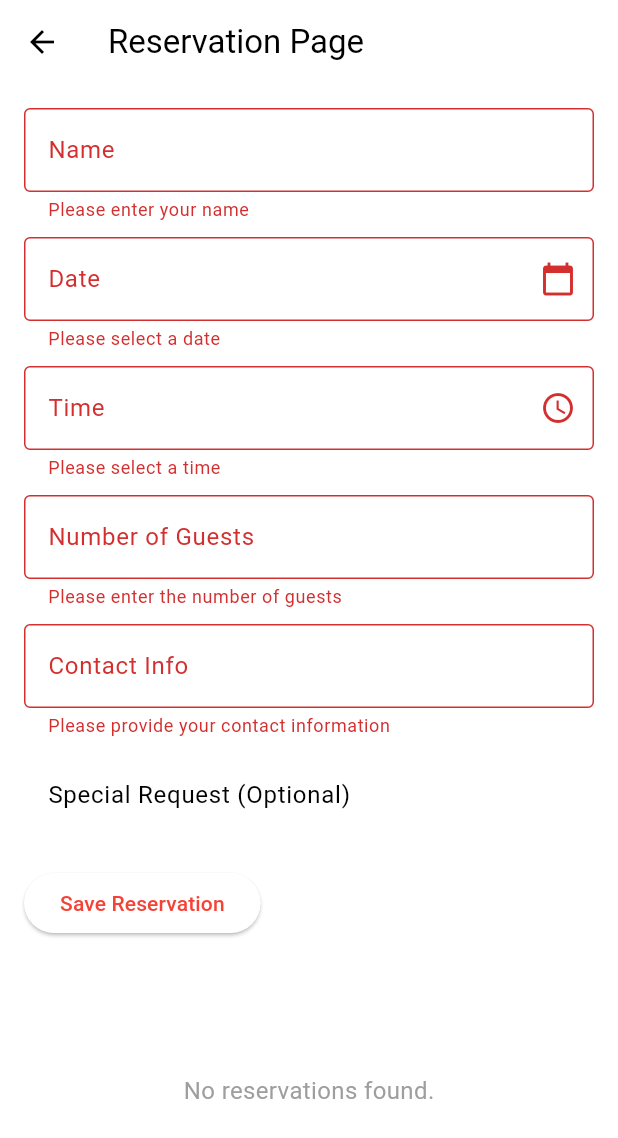
After one commit to PBP-E03/TK-PAS-E03, a Flutter app: the ReservationPage screen opened directly, after a tap on "Save Reservation", on a phone screen of 412 x 824 dp. The commit adds this screen. Shown: the top 1138 px of the screen. Run offline on Flutter 3.47's test engine with Material 3 defaults, Android fonts, the phone set to English and light mode, and no system bars; missing offline and left inert: pbp_django_auth.

Commit message:
reservation form

```diff
--- a/lib/reservasion/models/reservasion.dart
+++ b/lib/reservasion/models/reservasion.dart
@@ -0,0 +1,79 @@
+import 'dart:convert';
+
+// Function to parse reservation list from JSON string
+List<Reservation> reservationFromJson(String str) =>
+    List<Reservation>.from(json.decode(str).map((x) => Reservation.fromJson(x)));
+
+// Function to encode reservation list to JSON string
+String reservationToJson(List<Reservation> data) =>
+    json.encode(List<dynamic>.from(data.map((x) => x.toJson())));
+
+// Main Reservation class
+class Reservation {
+  String model;
+  int pk;
+  ReservationFields fields;
+
+  Reservation({
+    required this.model,
+    required this.pk,
+    required this.fields,
+  });
+
+  factory Reservation.fromJson(Map<String, dynamic> json) => Reservation(
+        model: json["model"] as String,
+        pk: json["pk"] as int,
+        fields: ReservationFields.fromJson(json["fields"]),
+      );
+
+  Map<String, dynamic> toJson() => {
+        "model": model,
+        "pk": pk,
+        "fields": fields.toJson(),
+      };
+}
+
+class ReservationFields {
+  String name;
+  String date;
+  String time;
+  int numberOfGuests;
+  String contactInfo;
+  String specialRequest;
+  ReservationStatus status;
+
+  ReservationFields({
+    required this.name,
+    required this.date,
+    required this.time,
+    required this.numberOfGuests,
+    required this.contactInfo,
+    required this.specialRequest,
+    required this.status,
+  });
+
+  factory ReservationFields.fromJson(Map<String, dynamic> json) => ReservationFields(
+        name: json["name"],
+        date: json["date"],
+        time: json["time"],
+        numberOfGuests: json["number_of_guests"],
+        contactInfo: json["contact_info"],
+        specialRequest: json["special_request"],
+        status: ReservationStatus.values.firstWhere(
+          (e) => e.name == json["status"],
+          orElse: () => ReservationStatus.active, // Default to 'active'
+        ),
+      );
+
+  Map<String, dynamic> toJson() => {
+        "name": name,
+        "date": date,
+        "time": time,
+        "number_of_guests": numberOfGuests,
+        "contact_info": contactInfo,
+        "special_request": specialRequest,
+        "status": status.name,
+      };
+}
+
+enum ReservationStatus { active, completed }
--- /dev/null
+++ b/lib/reservasion/widgets/reservation_page.dart
@@ -0,0 +1,343 @@
+import 'package:flutter/material.dart';
+
+class ReservationPage extends StatefulWidget {
+  @override
+  _ReservationPageState createState() => _ReservationPageState();
+}
+
+class _ReservationPageState extends State<ReservationPage> {
+  final GlobalKey<FormState> _formKey = GlobalKey<FormState>();
+  final TextEditingController _nameController = TextEditingController();
+  final TextEditingController _dateController = TextEditingController();
+  final TextEditingController _timeController = TextEditingController();
+  final TextEditingController _guestsController = TextEditingController();
+  final TextEditingController _contactInfoController = TextEditingController();
+  final TextEditingController _specialRequestController = TextEditingController();
+
+  List<Map<String, String>> reservations = [];
+  int? _editingIndex;
+
+  // Function to check if there is an active reservation
+  bool get hasActiveReservation {
+    return reservations.any((reservation) => reservation["status"] == "active");
+  }
+
+  Future<void> _selectDate(BuildContext context) async {
+    final DateTime? pickedDate = await showDatePicker(
+      context: context,
+      initialDate: DateTime.now(),
+      firstDate: DateTime(2020),
+      lastDate: DateTime(2100),
+    );
+    if (pickedDate != null) {
+      setState(() {
+        String formattedDate =
+            '${pickedDate.day.toString().padLeft(2, '0')}-${pickedDate.month.toString().padLeft(2, '0')}-${pickedDate.year}';
+        _dateController.text = formattedDate;
+      });
+    }
+  }
+
+  Future<void> _selectTime(BuildContext context) async {
+    final TimeOfDay? pickedTime = await showTimePicker(
+      context: context,
+      initialTime: TimeOfDay.now(),
+    );
+    if (pickedTime != null) {
+      setState(() {
+        String formattedTime =
+            '${pickedTime.hour.toString().padLeft(2, '0')}:${pickedTime.minute.toString().padLeft(2, '0')}';
+        _timeController.text = formattedTime;
+      });
+    }
+  }
+
+  void _saveReservation() {
+    if (_formKey.currentState!.validate()) {
+      if (hasActiveReservation && _editingIndex == null) {
+        // If there's an active reservation, show a warning message
+        ScaffoldMessenger.of(context).showSnackBar(
+          SnackBar(
+            content: Text("You already have an active reservation! Please complete it first."),
+            backgroundColor: Colors.red,
+          ),
+        );
+        return;
+      }
+
+      setState(() {
+        if (_editingIndex != null) {
+          // If we're editing an existing reservation, update it
+          reservations[_editingIndex!] = {
+            "name": _nameController.text,
+            "date": _dateController.text,
+            "time": _timeController.text,
+            "guests": _guestsController.text,
+            "contactInfo": _contactInfoController.text,
+            "specialRequest": _specialRequestController.text,
+            "status": "active", // Keep the status as active for editing
+          };
+        } else {
+          // Otherwise, add a new reservation
+          reservations.add({
+            "name": _nameController.text,
+            "date": _dateController.text,
+            "time": _timeController.text,
+            "guests": _guestsController.text,
+            "contactInfo": _contactInfoController.text,
+            "specialRequest": _specialRequestController.text,
+            "status": "active", // New reservation is active
+          });
+        }
+      });
+
+      _clearForm();
+      ScaffoldMessenger.of(context).showSnackBar(
+        SnackBar(
+          content: Text(_editingIndex == null ? "Reservation saved successfully!" : "Reservation updated successfully!"),
+          backgroundColor: Colors.green,
+        ),
+      );
+    }
+  }
+
+  void _clearForm() {
+    _nameController.clear();
+    _dateController.clear();
+    _timeController.clear();
+    _guestsController.clear();
+    _contactInfoController.clear();
+    _specialRequestController.clear();
+    setState(() {
+      _editingIndex = null;
+    });
+  }
+
+  void _completeReservation(int index) {
+    setState(() {
+      reservations[index]["status"] = "completed"; // Change the status to 'completed'
+    });
+    ScaffoldMessenger.of(context).showSnackBar(
+      SnackBar(
+        content: Text("Reservation completed!"),
+        backgroundColor: Colors.blue,
+      ),
+    );
+  }
+
+  void _deleteReservation(int index) {
+    setState(() {
+      reservations.removeAt(index);
+    });
+    ScaffoldMessenger.of(context).showSnackBar(
+      SnackBar(
+        content: Text("Reservation deleted!"),
+        backgroundColor: Colors.red,
+      ),
+    );
+  }
+
+  void _editReservation(int index) {
+    setState(() {
+      _editingIndex = index;
+      final reservation = reservations[index];
+      _nameController.text = reservation["name"]!;
+      _dateController.text = reservation["date"]!;
+      _timeController.text = reservation["time"]!;
+      _guestsController.text = reservation["guests"]!;
+      _contactInfoController.text = reservation["contactInfo"]!;
+      _specialRequestController.text = reservation["specialRequest"]!;
+    });
+  }
+
+  @override
+  void dispose() {
+    _nameController.dispose();
+    _dateController.dispose();
+    _timeController.dispose();
+    _guestsController.dispose();
+    _contactInfoController.dispose();
+    _specialRequestController.dispose();
+    super.dispose();
+  }
+
+  @override
+  Widget build(BuildContext context) {
+    return Scaffold(
+      appBar: AppBar(
+        title: Text('Reservation Page'),
+      ),
+      body: Padding(
+        padding: const EdgeInsets.all(16.0),
+        child: Column(
+          children: [
+            Form(
+              key: _formKey,
+              child: Column(
+                crossAxisAlignment: CrossAxisAlignment.start,
+                children: [
+                  TextFormField(
+                    controller: _nameController,
+                    decoration: InputDecoration(
+                      labelText: 'Name',
+                      border: OutlineInputBorder(),
+                    ),
+                    validator: (value) {
+                      if (value == null || value.isEmpty) {
+                        return 'Please enter your name';
+                      }
+                      return null;
+                    },
+                  ),
+                  SizedBox(height: 10),
+                  TextFormField(
+                    controller: _dateController,
+                    decoration: InputDecoration(
+                      labelText: 'Date',
+                      hintText: 'Select a date',
+                      border: OutlineInputBorder(),
+                      suffixIcon: IconButton(
+                        icon: Icon(Icons.calendar_today),
+                        onPressed: () => _selectDate(context),
+                      ),
+                    ),
+                    readOnly: true,
+                    validator: (value) {
+                      if (value == null || value.isEmpty) {
+                        return 'Please select a date';
+                      }
+                      return null;
+                    },
+                  ),
+                  SizedBox(height: 10),
+                  TextFormField(
+                    controller: _timeController,
+                    decoration: InputDecoration(
+                      labelText: 'Time',
+                      hintText: 'Select a time',
+                      border: OutlineInputBorder(),
+                      suffixIcon: IconButton(
+                        icon: Icon(Icons.access_time),
+                        onPressed: () => _selectTime(context),
+                      ),
+                    ),
+                    readOnly: true,
+                    validator: (value) {
+                      if (value == null || value.isEmpty) {
+                        return 'Please select a time';
+                      }
+                      return null;
+                    },
+                  ),
+                  SizedBox(height: 10),
+                  TextFormField(
+                    controller: _guestsController,
+                    decoration: InputDecoration(
+                      labelText: 'Number of Guests',
+                      border: OutlineInputBorder(),
+                    ),
+                    keyboardType: TextInputType.number,
+                    validator: (value) {
+                      if (value == null || value.isEmpty) {
+                        return 'Please enter the number of guests';
+                      } else if (int.tryParse(value) == null || int.parse(value) <= 0) {
+                        return 'Please enter a valid number of guests';
+                      }
+                      return null;
+                    },
+                  ),
+                  SizedBox(height: 10),
+                  TextFormField(
+                    controller: _contactInfoController,
+                    decoration: InputDecoration(
+                      labelText: 'Contact Info',
+                      border: OutlineInputBorder(),
+                    ),
+                    validator: (value) {
+                      if (value == null || value.isEmpty) {
+                        return 'Please provide your contact information';
+                      }
+                      return null;
+                    },
+                  ),
+                  SizedBox(height: 10),
+                  TextFormField(
+                    controller: _specialRequestController,
+                    decoration: InputDecoration(
+                      labelText: 'Special Request (Optional)',
+                      border: OutlineInputBorder(),
+                    ),
+                  ),
+                  SizedBox(height: 20),
+                  ElevatedButton(
+                    onPressed: _saveReservation,
+                    child: Text(_editingIndex == null ? 'Save Reservation' : 'Update Reservation'),
+                  ),
+                ],
+              ),
+            ),
+            SizedBox(height: 20),
+            Expanded(
+              child: reservations.isEmpty
+                  ? Center(
+                      child: Text(
+                        'No reservations found.',
+                        style: TextStyle(fontSize: 16, color: Colors.grey),
+                      ),
+                    )
+                  : ListView.builder(
+                      itemCount: reservations.length,
+                      itemBuilder: (context, index) {
+                        final reservation = reservations[index];
+                        return Card(
+                          margin: const EdgeInsets.symmetric(vertical: 8),
+                          child: ListTile(
+                            title: Text(
+                              'Reservation for ${reservation["name"]} on ${reservation["date"]}',
+                              style: TextStyle(fontWeight: FontWeight.bold),
+                            ),
+                            subtitle: Column(
+                              crossAxisAlignment: CrossAxisAlignment.start,
+                              children: [
+                                Text('Time: ${reservation["time"]}'),
+                                Text('Guests: ${reservation["guests"]}'),
+                                Text('Contact: ${reservation["contactInfo"]}'),
+                                if (reservation["specialRequest"] != null &&
+                                    reservation["specialRequest"]!.isNotEmpty)
+                                  Text(
+                                      'Special Request: ${reservation["specialRequest"]}'),
+                              ],
+                            ),
+                            trailing: Row(
+                              mainAxisSize: MainAxisSize.min,
+                              children: [
+                                if (reservation["status"] == "active")
+                                  IconButton(
+                                    icon: Icon(Icons.check, color: Colors.green),
+                                    onPressed: () => _completeReservation(index),
+                                    tooltip: 'Complete Reservation',
+                                  ),
+                                IconButton(
+                                  icon: Icon(Icons.edit, color: Colors.blue),
+                                  onPressed: () => _editReservation(index),
+                                  tooltip: 'Edit Reservation',
+                                ),
+                                if (reservation["status"] == "completed")
+                                  IconButton(
+                                    icon: Icon(Icons.delete, color: Colors.red),
+                                    onPressed: () => _deleteReservation(index),
+                                    tooltip: 'Delete Reservation',
+                                  ),
+                              ],
+                            ),
+                          ),
+                        );
+                      },
+                    ),
+            ),
+          ],
+        ),
+      ),
+    );
+  }
+}
```
Also changed, not shown: lib/resto/widgets/restaurant_card.dart (+18 -1 lines), lib/reservasion/screens/h.dart (deleted), lib/reservasion/widgets/i.dart (deleted).
